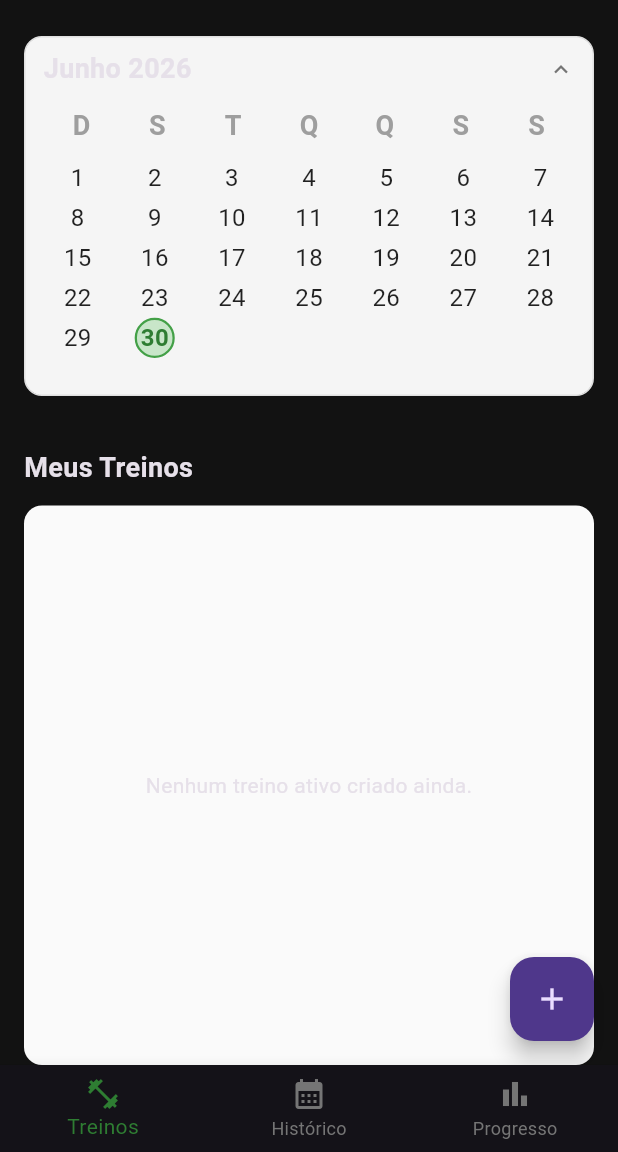
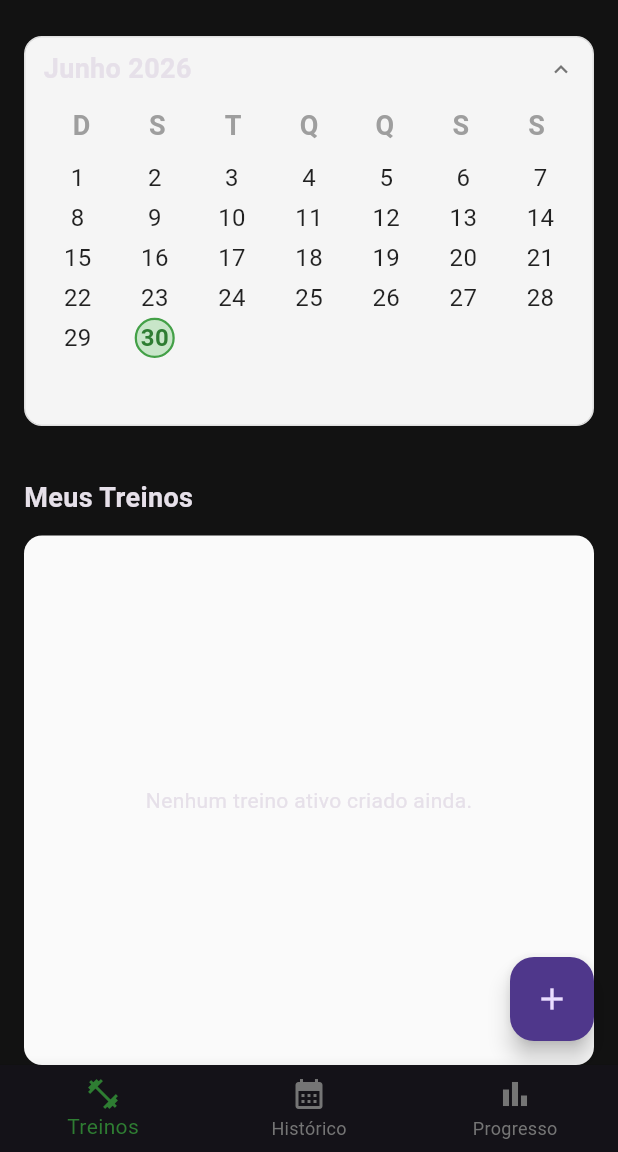
Before and after one commit to catrique/workout-log, a Flutter app: the screen it shows after launch, after a tap on an icon or button, on a phone screen of 412 x 824 dp, the part 84-1236 px from its top. Run offline on Flutter 3.47's test engine with Material 3 defaults, Android fonts, the light colour scheme and no system bars.

Commit message:
Correção calendário

```diff
--- a/lib/features/workout/presentation/widgets/workout_calendar.dart
+++ b/lib/features/workout/presentation/widgets/workout_calendar.dart
@@ -51,7 +51,7 @@ class _WorkoutCalendarState extends State<WorkoutCalendar> {
         duration: const Duration(milliseconds: 200),
         curve: Curves.easeInOut,
         width: double.infinity,
-        height: _isExpanded ? 240 : 120,
+        height: _isExpanded ? 260 : 120,
         padding: const EdgeInsets.symmetric(horizontal: 12, vertical: 8),
         decoration: BoxDecoration(
           color: Colors.grey[100],
```
